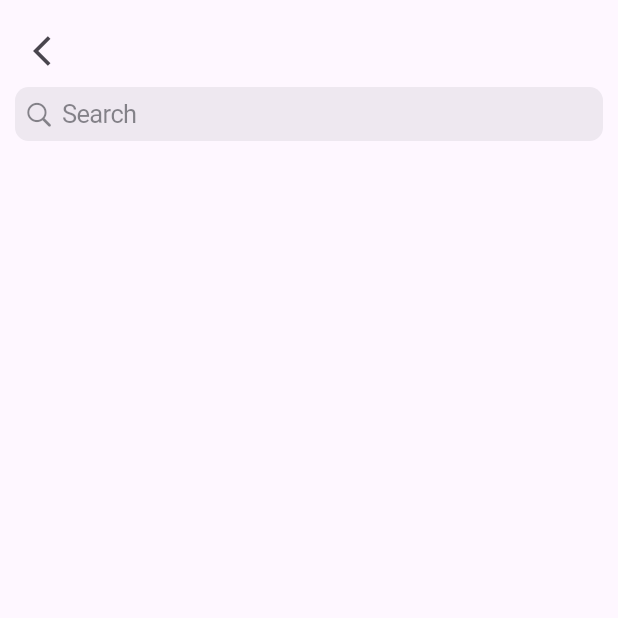
After one commit to safvansafvan/Note_App, a Flutter app: the screen it shows after launch, after a tap on the "search" icon, on a phone screen of 412 x 824 dp, the top half of it. The commit adds this screen. Run offline on Flutter 3.47's test engine with Material 2 defaults, Android fonts, the phone set to English and light mode, and no system bars; our stand-ins replace cloud_firestore, firebase_core, google_fonts, lottie; accounts and stored records are empty.

Commit message:
search fucntions completed

```diff
--- a/lib/main.dart
+++ b/lib/main.dart
@@ -2,6 +2,7 @@ import 'package:firebase_core/firebase_core.dart';
 import 'package:flutter/material.dart';
 import 'package:flutter/services.dart';
 import 'package:google_fonts/google_fonts.dart';
+import 'package:note_app/controller/provider/search_provider.dart';
 import 'package:note_app/controller/provider/splash_provider.dart';
 import 'package:note_app/presentation/screens/splash/splash.dart';
 import 'package:provider/provider.dart';
@@ -20,7 +21,8 @@ class MyApp extends StatelessWidget {
   Widget build(BuildContext context) {
     return MultiProvider(
       providers: [
-        ChangeNotifierProvider(create: (context) => SplashProvider())
+        ChangeNotifierProvider(create: (context) => SplashProvider()),
+        ChangeNotifierProvider(create: (context) => SearchProvider())
       ],
       child: MaterialApp(
         debugShowCheckedModeBanner: false,
--- /dev/null
+++ b/lib/model/note_model.dart
@@ -0,0 +1,19 @@
+class NoteData {
+  String? content;
+  String? subject;
+
+  NoteData({
+    this.content,
+    this.subject,
+  });
+
+  factory NoteData.fromJson(Map<String, dynamic> json) => NoteData(
+        content: json["content"],
+        subject: json["subject"],
+      );
+
+  Map<String, dynamic> toJson() => {
+        "content": content,
+        "subject": subject,
+      };
+}
--- a/lib/presentation/screens/home_screen.dart
+++ b/lib/presentation/screens/home_screen.dart
@@ -6,6 +6,7 @@ import 'package:note_app/controller/core/constant.dart';
 import 'package:note_app/presentation/screens/add_note/add_note.dart';
 import 'package:note_app/presentation/screens/edit_note/edit_note.dart';
 import 'package:note_app/presentation/screens/note_details/note_details.dart';
+import 'package:note_app/presentation/screens/search_screen/search_screen.dart';
 import 'package:note_app/presentation/widgets/delete_dialog.dart';
 
 class HomeScreen extends StatelessWidget {
@@ -22,6 +23,22 @@ class HomeScreen extends StatelessWidget {
               onPressed: () {},
               icon: Icon(Icons.menu, color: CustomClr.kwhite),
             ),
+            actions: [
+              IconButton(
+                onPressed: () {
+                  Navigator.push(
+                    context,
+                    MaterialPageRoute(
+                      builder: (context) => SearchScreen(),
+                    ),
+                  );
+                },
+                icon: Icon(
+                  Icons.search,
+                  color: CustomClr.kwhite,
+                ),
+              )
+            ],
             backgroundColor: Colors.deepPurple[400],
             expandedHeight: 200,
             floating: false,
--- /dev/null
+++ b/lib/presentation/screens/search_screen/search_screen.dart
@@ -0,0 +1,36 @@
+import 'package:flutter/cupertino.dart';
+import 'package:flutter/material.dart';
+import 'package:note_app/controller/provider/search_provider.dart';
+import 'package:provider/provider.dart';
+
+class SearchScreen extends StatelessWidget {
+  const SearchScreen({super.key});
+
+  @override
+  Widget build(BuildContext context) {
+    return Scaffold(
+      body: SafeArea(
+        child: Padding(
+          padding: const EdgeInsets.all(10.0),
+          child: ListView(
+            children: [
+              Align(
+                alignment: Alignment.centerLeft,
+                child: IconButton(
+                  onPressed: () {},
+                  icon: const Icon(Icons.arrow_back_ios),
+                ),
+              ),
+              Consumer<SearchProvider>(builder: (context, values, _) {
+                return CupertinoSearchTextField(
+                  onChanged: (value) {},
+                  onSubmitted: (value) {},
+                );
+              }),
+            ],
+          ),
+        ),
+      ),
+    );
+  }
+}
```
Also changed, not shown: lib/controller/provider/search_provider.dart (added, +40 -0 lines).
